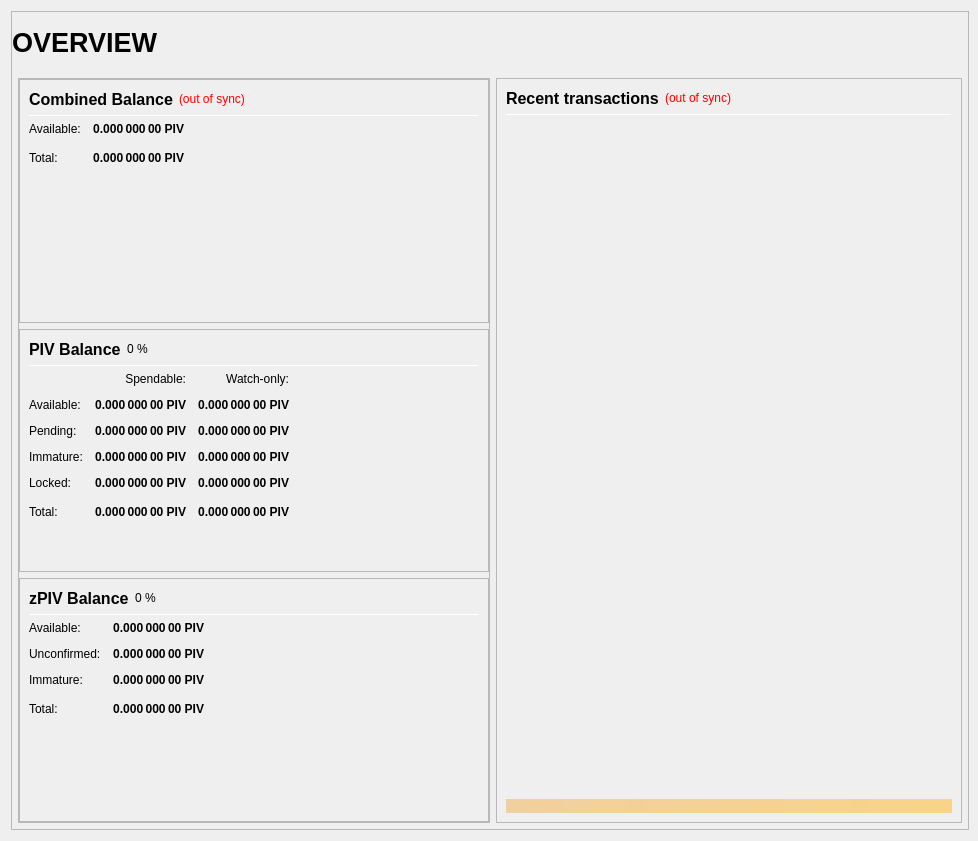
The window that src/qt/forms/overviewpage.ui (PIVX-Project/PIVX) describes before a commit, drawn with Qt 5.
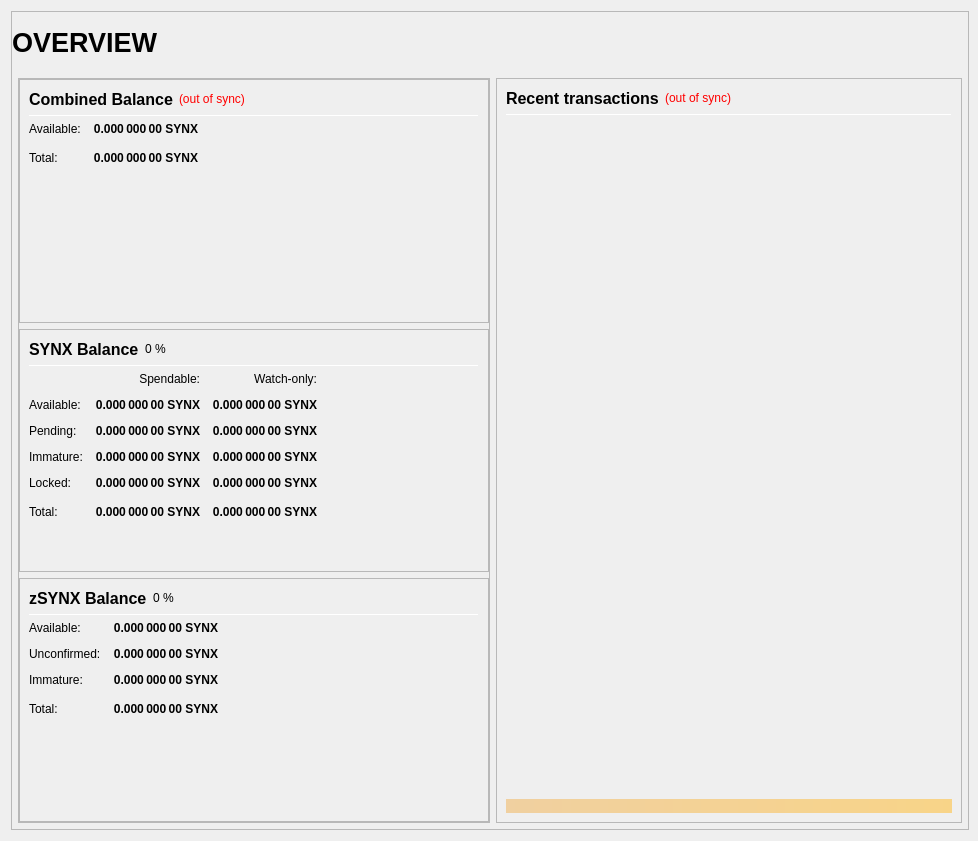
The same window after the commit.

```diff
--- a/src/qt/forms/overviewpage.ui
+++ b/src/qt/forms/overviewpage.ui
@@ -333,7 +333,7 @@
                           <string>Your current spendable balance</string>
                          </property>
                          <property name="text">
-                          <string notr="true">0.000 000 00 PIV</string>
+                          <string notr="true">0.000 000 00 SYNX</string>
                          </property>
                          <property name="alignment">
                           <set>Qt::AlignRight|Qt::AlignTrailing|Qt::AlignVCenter</set>
@@ -365,7 +365,7 @@
                           <string>Total Balance, including all unavailable coins.</string>
                          </property>
                          <property name="text">
-                          <string notr="true">0.000 000 00 PIV</string>
+                          <string notr="true">0.000 000 00 SYNX</string>
                          </property>
                          <property name="alignment">
                           <set>Qt::AlignRight|Qt::AlignTrailing|Qt::AlignVCenter</set>
@@ -433,7 +433,7 @@
                           </font>
                          </property>
                          <property name="text">
-                          <string>PIV Balance</string>
+                          <string>SYNX Balance</string>
                          </property>
                         </widget>
                        </item>
@@ -525,7 +525,7 @@
                           <string>Your current spendable balance</string>
                          </property>
                          <property name="text">
-                          <string notr="true">0.000 000 00 PIV</string>
+                          <string notr="true">0.000 000 00 SYNX</string>
                          </property>
                          <property name="alignment">
                           <set>Qt::AlignRight|Qt::AlignTrailing|Qt::AlignVCenter</set>
@@ -550,7 +550,7 @@
                           <string>Your current balance in watch-only addresses</string>
                          </property>
                          <property name="text">
-                          <string notr="true">0.000 000 00 PIV</string>
+                          <string notr="true">0.000 000 00 SYNX</string>
                          </property>
                          <property name="alignment">
                           <set>Qt::AlignRight|Qt::AlignTrailing|Qt::AlignVCenter</set>
@@ -582,7 +582,7 @@
                           <string>Total of transactions that have yet to be confirmed, and do not yet count toward the spendable balance</string>
                          </property>
                          <property name="text">
-                          <string notr="true">0.000 000 00 PIV</string>
+                          <string notr="true">0.000 000 00 SYNX</string>
                          </property>
                          <property name="alignment">
                           <set>Qt::AlignRight|Qt::AlignTrailing|Qt::AlignVCenter</set>
@@ -607,7 +607,7 @@
                           <string>Unconfirmed transactions to watch-only addresses</string>
                          </property>
                          <property name="text">
-                          <string notr="true">0.000 000 00 PIV</string>
+                          <string notr="true">0.000 000 00 SYNX</string>
                          </property>
                          <property name="alignment">
                           <set>Qt::AlignRight|Qt::AlignTrailing|Qt::AlignVCenter</set>
@@ -639,7 +639,7 @@
                           <string>Staked or masternode rewards that has not yet matured</string>
                          </property>
                          <property name="text">
-                          <string notr="true">0.000 000 00 PIV</string>
+                          <string notr="true">0.000 000 00 SYNX</string>
                          </property>
                          <property name="alignment">
                           <set>Qt::AlignRight|Qt::AlignTrailing|Qt::AlignVCenter</set>
@@ -664,7 +664,7 @@
                           <string>Staked or masternode rewards in watch-only addresses that has not yet matured</string>
                          </property>
                          <property name="text">
-                          <string notr="true">0.000 000 00 PIV</string>
+                          <string notr="true">0.000 000 00 SYNX</string>
                          </property>
                          <property name="alignment">
                           <set>Qt::AlignRight|Qt::AlignTrailing|Qt::AlignVCenter</set>
@@ -699,7 +699,7 @@
                           <string>Locked PIV or Masternode collaterals. These are excluded from zPIV minting.</string>
                          </property>
                          <property name="text">
-                          <string notr="true">0.000 000 00 PIV</string>
+                          <string notr="true">0.000 000 00 SYNX</string>
                          </property>
                          <property name="alignment">
                           <set>Qt::AlignRight|Qt::AlignTrailing|Qt::AlignVCenter</set>
@@ -724,7 +724,7 @@
                           <string>Current locked balance in watch-only addresses</string>
                          </property>
                          <property name="text">
-                          <string notr="true">0.000 000 00 PIV</string>
+                          <string notr="true">0.000 000 00 SYNX</string>
                          </property>
                          <property name="alignment">
                           <set>Qt::AlignRight|Qt::AlignTrailing|Qt::AlignVCenter</set>
@@ -759,7 +759,7 @@
                           <string>Your current Syndicate balance, unconfirmed and immature transactions included</string>
                          </property>
                          <property name="text">
-                          <string notr="true">0.000 000 00 PIV</string>
+                          <string notr="true">0.000 000 00 SYNX</string>
                          </property>
                          <property name="alignment">
                           <set>Qt::AlignRight|Qt::AlignTrailing|Qt::AlignVCenter</set>
@@ -784,7 +784,7 @@
                           <string>Current total balance in watch-only addresses</string>
                          </property>
                          <property name="text">
-                          <string notr="true">0.000 000 00 PIV</string>
+                          <string notr="true">0.000 000 00 SYNX</string>
                          </property>
                          <property name="alignment">
                           <set>Qt::AlignRight|Qt::AlignTrailing|Qt::AlignVCenter</set>
@@ -852,7 +852,7 @@
                           </font>
                          </property>
                          <property name="text">
-                          <string>zPIV Balance</string>
+                          <string>zSYNX Balance</string>
                          </property>
                         </widget>
                        </item>
@@ -926,7 +926,7 @@
 These zPIV are spendable.</string>
                          </property>
                          <property name="text">
-                          <string notr="true">0.000 000 00 PIV</string>
+                          <string notr="true">0.000 000 00 SYNX</string>
                          </property>
                          <property name="alignment">
                           <set>Qt::AlignRight|Qt::AlignTrailing|Qt::AlignVCenter</set>
@@ -957,7 +957,7 @@
 Immature: confirmed, but less than 1 mint of the same denomination after it was minted</string>
                          </property>
                          <property name="text">
-                          <string notr="true">0.000 000 00 PIV</string>
+                          <string notr="true">0.000 000 00 SYNX</string>
                          </property>
                          <property name="alignment">
                           <set>Qt::AlignRight|Qt::AlignTrailing|Qt::AlignVCenter</set>
@@ -988,7 +988,7 @@
 Immature: confirmed, but less than 1 mint of the same denomination after it was minted</string>
                          </property>
                          <property name="text">
-                          <string notr="true">0.000 000 00 PIV</string>
+                          <string notr="true">0.000 000 00 SYNX</string>
                          </property>
                          <property name="alignment">
                           <set>Qt::AlignRight|Qt::AlignTrailing|Qt::AlignVCenter</set>
@@ -1020,7 +1020,7 @@
                           <string>Your current zPIV balance, unconfirmed and immature zPIV included.</string>
                          </property>
                          <property name="text">
-                          <string notr="true">0.000 000 00 PIV</string>
+                          <string notr="true">0.000 000 00 SYNX</string>
                          </property>
                          <property name="alignment">
                           <set>Qt::AlignRight|Qt::AlignTrailing|Qt::AlignVCenter</set>
```
Left out of the diff: 16 changed lines with no effect on the pictures.
